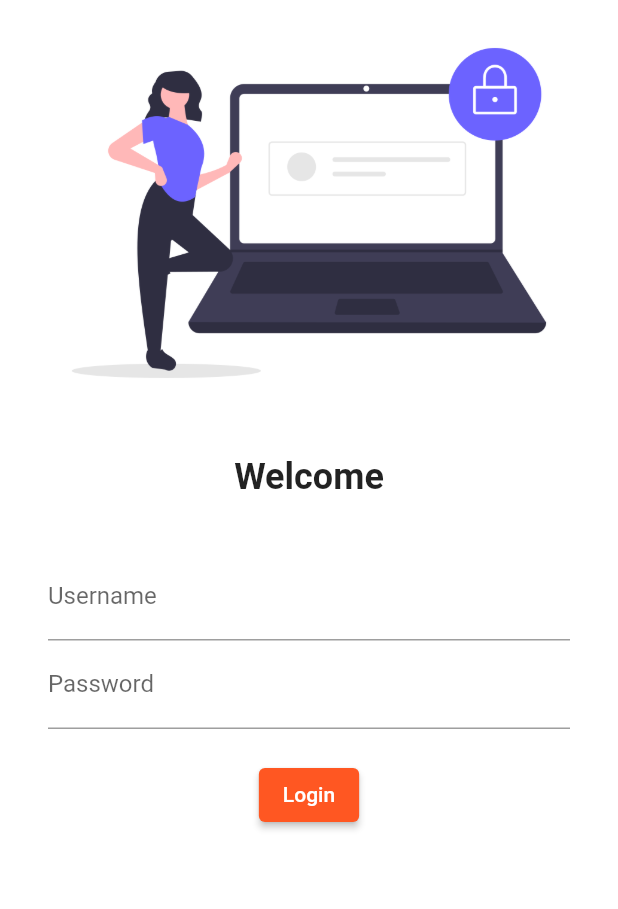
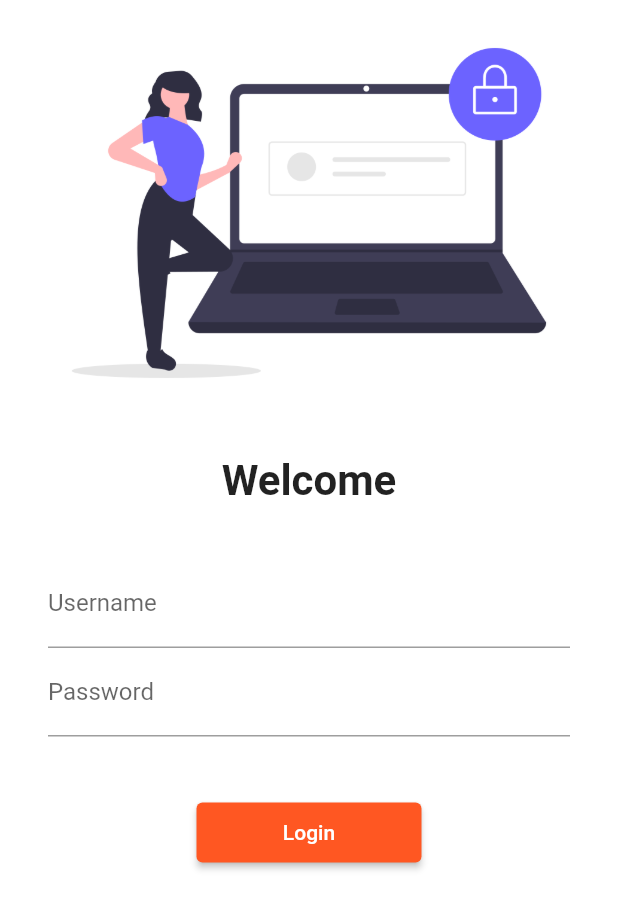
Before and after one commit to Rishab-behl/Flutter, a Flutter app: the screen it shows after launch, on a phone screen of 412 x 824 dp. Shown: the top 909 px of the screen. Run offline on Flutter 3.47's test engine with Material 2 defaults, Android fonts, the phone set to English and light mode, and no system bars.

Commit message:
day 5 completed

```diff
--- a/lib/main.dart
+++ b/lib/main.dart
@@ -1,6 +1,7 @@
 import 'package:flutter/material.dart';
 import 'package:flutter_catalog/pages/home_page.dart';
 import 'package:flutter_catalog/pages/login_page.dart';
+import 'package:flutter_catalog/utils/routes.dart';
 // import 'package:google_fonts/google_fonts.dart';
 
 void main() {
@@ -21,8 +22,8 @@ class MyApp extends StatelessWidget {
       darkTheme: ThemeData(brightness: Brightness.dark),
       routes: {
         "/": (context) => LoginPage(),
-        "home": (context) => HomePage(),
-        "/login": (context) => LoginPage(),
+        MyRoutes.homeRoute: (context) => HomePage(),
+        MyRoutes.loginRoute: (context) => LoginPage(),
       },
     );
   }
--- a/lib/pages/login_page.dart
+++ b/lib/pages/login_page.dart
@@ -1,10 +1,12 @@
 import 'package:flutter/material.dart';
+import 'package:flutter_catalog/utils/routes.dart';
 
 class LoginPage extends StatelessWidget {
   @override
   Widget build(BuildContext context) {
     return Material(
       color: Colors.white,
+      child: SingleChildScrollView(
         child: Column(children: [
           Image.asset(
             "assets/images/login_img.png",
@@ -14,12 +16,13 @@ class LoginPage extends StatelessWidget {
             height: 20.0,
           ),
           const Text("Welcome",
-            style: TextStyle(fontSize: 24, fontWeight: FontWeight.bold)),
+              style: TextStyle(fontSize: 28, fontWeight: FontWeight.bold)),
           const SizedBox(
             height: 20.0,
           ),
           Padding(
-          padding: const EdgeInsets.symmetric(vertical: 16.0, horizontal: 32.0),
+            padding:
+                const EdgeInsets.symmetric(vertical: 16.0, horizontal: 32.0),
             child: Column(
               children: [
                 TextFormField(
@@ -36,18 +39,20 @@ class LoginPage extends StatelessWidget {
                   ),
                 ),
                 const SizedBox(
-                height: 20.0,
+                  height: 40.0,
                 ),
                 ElevatedButton(
                   onPressed: () {
-                  print("Hi User");
+                    Navigator.pushNamed(context, MyRoutes.homeRoute);
                   },
                   child: Text("Login"),
+                  style: TextButton.styleFrom(minimumSize: Size(150, 40)),
                 ),
               ],
             ),
           )
         ]),
+      ),
     );
   }
 }
--- /dev/null
+++ b/lib/utils/routes.dart
@@ -0,0 +1,4 @@
+class MyRoutes {
+  static String loginRoute = '/login';
+  static String homeRoute = '/home';
+}
```
Lines whose indentation alone changed are shown as unchanged.
